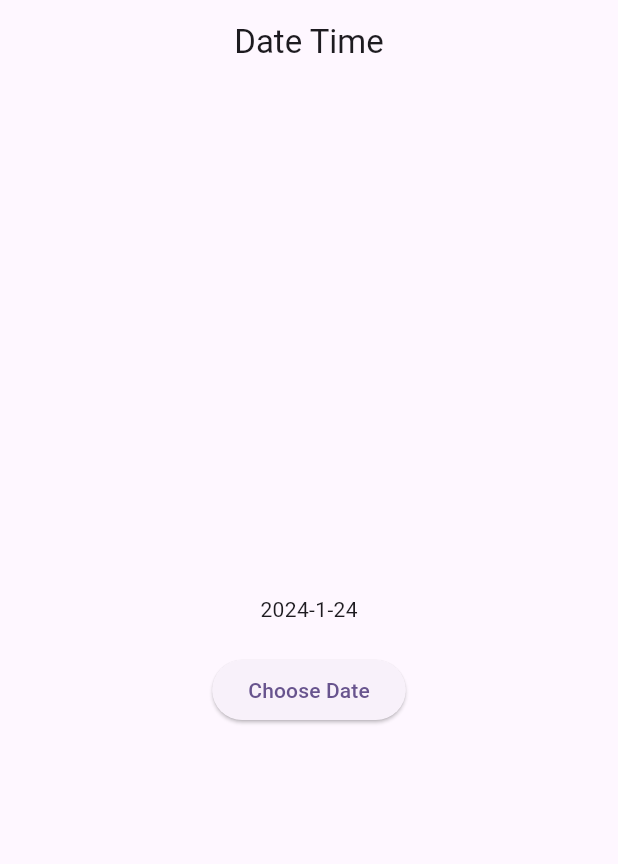
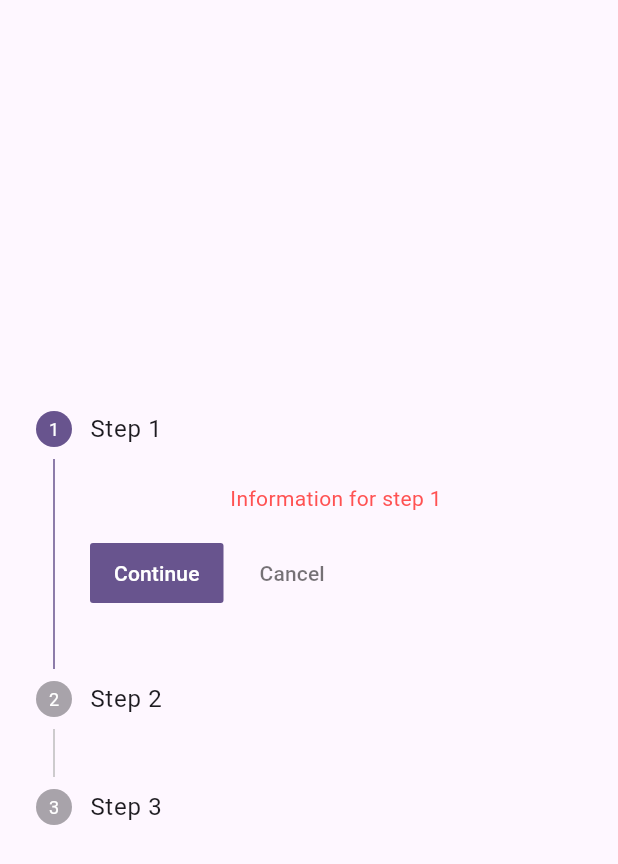
Before and after one commit to araful39/Widget_Flutter, a Flutter app: the screen it shows after launch, on a phone screen of 412 x 824 dp. Shown: the top 864 px of the screen. Run offline on Flutter 3.47's test engine with Material 3 defaults, Android fonts, the phone set to English and light mode, and no system bars.

Commit message:
stepper widget add

```diff
--- a/lib/main.dart
+++ b/lib/main.dart
@@ -1,4 +1,5 @@
 import 'package:flutter/material.dart';
+import 'package:untitled15/stepper_widget.dart';
 
 import 'date_picker.dart';
 
@@ -33,7 +34,7 @@ class MyApp extends StatelessWidget {
         colorScheme: ColorScheme.fromSeed(seedColor: Colors.deepPurple),
         useMaterial3: true,
       ),
-      home:  MyHomePage(),
+      home:  StepperWidget(),
     );
   }
 }
--- /dev/null
+++ b/lib/stepper_widget.dart
@@ -0,0 +1,60 @@
+import 'package:flutter/material.dart';
+class StepperWidget extends StatefulWidget {
+  const StepperWidget({super.key});
+
+  @override
+  State<StepperWidget> createState() => _StepperWidgetState();
+}
+
+class _StepperWidgetState extends State<StepperWidget> {
+  int _currentStep=0;
+
+  @override
+  Widget build(BuildContext context) {
+
+    return Scaffold(
+      body:  Center(
+          child: Stepper(
+            steps: [
+              Step(
+                  isActive: _currentStep==0,
+                  title: const Text("Step 1"),
+                  content: const Text("Information for step 1",style: TextStyle(color: Colors.redAccent),)
+              ),
+              Step(
+                  isActive: _currentStep==1,
+                  title: const Text("Step 2"),
+                  content: const Text("Information for step 2",style: TextStyle(color: Colors.redAccent),)
+              ),
+              Step(
+                  isActive: _currentStep==2,
+                  title: const Text("Step 3"),
+                  content: const Text("Information for step 3",style: TextStyle(color: Colors.redAccent),)
+              ),
+            ],
+            onStepTapped: (int newIndex){
+              setState(() {
+                _currentStep=newIndex;
+              });
+            },
+            currentStep: _currentStep,
+            onStepContinue: (){
+              if(_currentStep !=2){
+                setState(() {
+                  _currentStep +=1;
+                });
+              }
+            },
+            onStepCancel: (){
+              if(_currentStep !=0){
+                setState(() {
+                  _currentStep -=1;
+                });
+              }
+            },
+            // type: StepperType.horizontal
+          )
+      ),
+    );
+  }
+}
```
